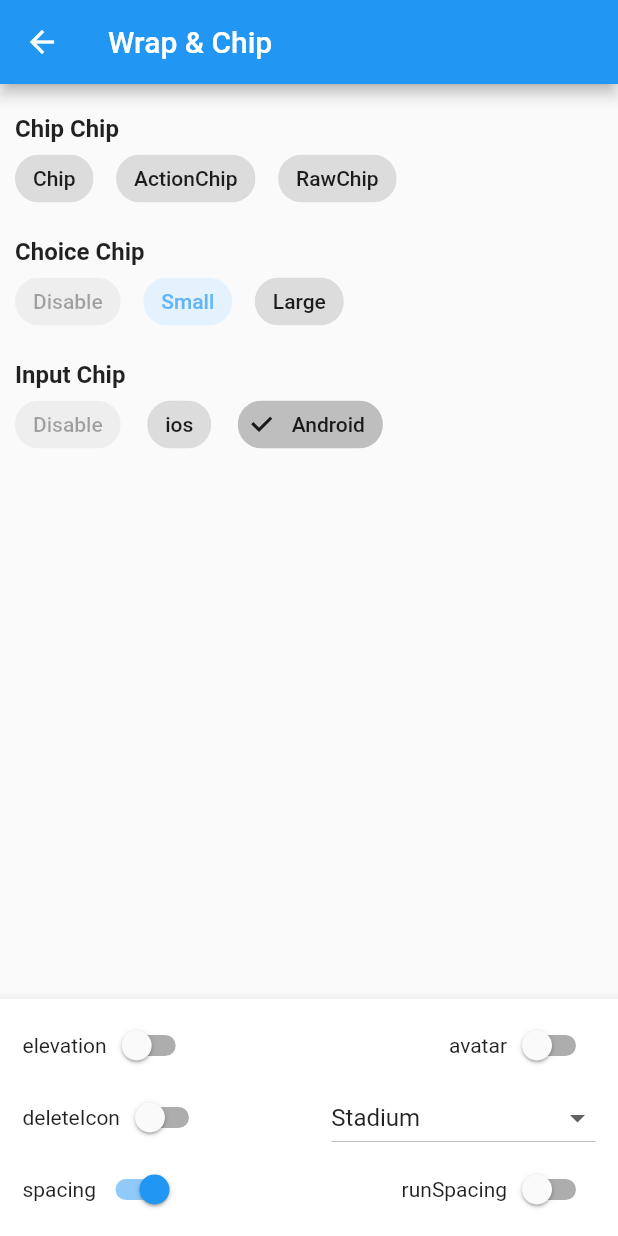
After one commit to callie-go/home-screen-listtitle, a Flutter app: the WrapAndChipView screen opened directly, on a phone screen of 412 x 824 dp. The commit adds this screen. Run offline on Flutter 3.47's test engine with Material 2 defaults, Android fonts, the phone set to English and light mode, and no system bars; our stand-ins replace equatable, flutter_bloc.

Commit message:
feature: wrap and chip

```diff
--- /dev/null
+++ b/lib/src/feature/wrap_chip/cubit/wrap_chip_cubit.dart
@@ -0,0 +1,41 @@
+import 'package:equatable/equatable.dart';
+import 'package:flutter/material.dart';
+import 'package:flutter_bloc/flutter_bloc.dart';
+
+part 'wrap_chip_state.dart';
+
+class WrapChipCubit extends Cubit<WrapChipState> {
+  WrapChipCubit() : super(const WrapChipState());
+
+  void onChangeSelectedChip({int type = 1, int? value}) {
+    emit(state.copyWith(
+      selectedChip: type == 1 ? value : null,
+      selectedChoiceChip: type == 2 ? value : null,
+      selectedInputChip: type == 3 ? value : null,
+    ));
+  }
+
+  void onChangeShowElevation(bool? value) {
+    emit(state.copyWith(elevation: value));
+  }
+
+  void onChangeShowAvatar(bool? value) {
+    emit(state.copyWith(avatar: value));
+  }
+
+  void onChangeShowDeleteIcon(bool? value) {
+    emit(state.copyWith(deleteIcon: value));
+  }
+
+  void onChangeShape(OutlinedBorder? value) {
+    emit(state.copyWith(shape: value));
+  }
+
+  void onChangeShowSpacing(bool? value) {
+    emit(state.copyWith(spacing: value));
+  }
+
+  void onChangeShowRunSpacing(bool? value) {
+    emit(state.copyWith(runSpacing: value));
+  }
+}
--- /dev/null
+++ b/lib/src/feature/wrap_chip/cubit/wrap_chip_state.dart
@@ -0,0 +1,63 @@
+// ignore_for_file: public_member_api_docs, sort_constructors_first
+part of 'wrap_chip_cubit.dart';
+
+class WrapChipState extends Equatable {
+  const WrapChipState({
+    this.selectedChip = -1,
+    this.selectedChoiceChip = 1,
+    this.selectedInputChip = 2,
+    this.elevation = false,
+    this.avatar = false,
+    this.deleteIcon = false,
+    this.shape = const StadiumBorder(),
+    this.spacing = true,
+    this.runSpacing = false,
+  });
+
+  final int selectedChip;
+  final int selectedChoiceChip;
+  final int selectedInputChip;
+  final bool elevation;
+  final bool avatar;
+  final bool deleteIcon;
+  final OutlinedBorder shape;
+  final bool spacing;
+  final bool runSpacing;
+
+  @override
+  List<Object> get props => [
+        selectedChip,
+        selectedChoiceChip,
+        selectedInputChip,
+        elevation,
+        avatar,
+        deleteIcon,
+        shape,
+        spacing,
+        runSpacing,
+      ];
+
+  WrapChipState copyWith({
+    int? selectedChip,
+    int? selectedChoiceChip,
+    int? selectedInputChip,
+    bool? elevation,
+    bool? avatar,
+    bool? deleteIcon,
+    OutlinedBorder? shape,
+    bool? spacing,
+    bool? runSpacing,
+  }) {
+    return WrapChipState(
+      selectedChip: selectedChip ?? this.selectedChip,
+      selectedChoiceChip: selectedChoiceChip ?? this.selectedChoiceChip,
+      selectedInputChip: selectedInputChip ?? this.selectedInputChip,
+      elevation: elevation ?? this.elevation,
+      avatar: avatar ?? this.avatar,
+      deleteIcon: deleteIcon ?? this.deleteIcon,
+      shape: shape ?? this.shape,
+      spacing: spacing ?? this.spacing,
+      runSpacing: runSpacing ?? this.runSpacing,
+    );
+  }
+}
--- /dev/null
+++ b/lib/src/feature/wrap_chip/views/wrap_chip_screen.dart
@@ -0,0 +1,16 @@
+import 'package:flutter/material.dart';
+import 'package:flutter_bloc/flutter_bloc.dart';
+import 'package:home_screen_listtile/src/feature/wrap_chip/cubit/wrap_chip_cubit.dart';
+import 'package:home_screen_listtile/src/feature/wrap_chip/views/wrap_chip_view.dart';
+
+class WrapAndChipScreen extends StatelessWidget {
+  const WrapAndChipScreen({super.key});
+
+  @override
+  Widget build(BuildContext context) {
+    return BlocProvider(
+      create: (context) => WrapChipCubit(),
+      child: const WrapAndChipView(),
+    );
+  }
+}
--- /dev/null
+++ b/lib/src/feature/wrap_chip/views/wrap_chip_view.dart
@@ -0,0 +1,18 @@
+import 'package:flutter/material.dart';
+import 'package:home_screen_listtile/src/feature/wrap_chip/widgets/main_screen_wrap_chip.dart';
+import 'package:home_screen_listtile/src/feature/wrap_chip/widgets/setting_bottom-appbar.dart';
+
+class WrapAndChipView extends StatelessWidget {
+  const WrapAndChipView({super.key});
+
+  @override
+  Widget build(BuildContext context) {
+    return Scaffold(
+      appBar: AppBar(title: const Text('Wrap & Chip')),
+      bottomNavigationBar: const BottomAppBar(
+        child: SettingBottomAppbar(),
+      ),
+      body: const MainScreenWrapChip(),
+    );
+  }
+}
--- /dev/null
+++ b/lib/src/feature/wrap_chip/widgets/main_screen_wrap_chip.dart
@@ -0,0 +1,203 @@
+import 'package:flutter/material.dart';
+import 'package:flutter_bloc/flutter_bloc.dart';
+import 'package:home_screen_listtile/src/feature/wrap_chip/cubit/wrap_chip_cubit.dart';
+
+class MainScreenWrapChip extends StatelessWidget {
+  const MainScreenWrapChip({super.key});
+
+  @override
+  Widget build(BuildContext context) {
+    return Padding(
+      padding: const EdgeInsets.symmetric(vertical: 20, horizontal: 10),
+      child: ListView(
+        children: [
+          buildTitle('Chip Chip'),
+          buildChipChipWrap(),
+          const SizedBox(height: 15),
+          buildTitle('Choice Chip'),
+          buildChoiceChipWrap(),
+          const SizedBox(height: 15),
+          buildTitle('Input Chip'),
+          buildInputChipWrap(),
+        ],
+      ),
+    );
+  }
+
+  double getElevation({bool hasElevation = false}) {
+    return hasElevation ? 5.0 : 0.0;
+  }
+
+  Color? getDisabledColor() {
+    return Colors.grey[200];
+  }
+
+  bool getBasicBuildWhen(WrapChipState previous, WrapChipState current) {
+    return previous.deleteIcon != current.deleteIcon ||
+        previous.avatar != current.avatar ||
+        previous.shape != current.shape ||
+        previous.elevation != current.elevation;
+  }
+
+  Widget buildTitle(String title) {
+    return Text(
+      title,
+      style: const TextStyle(
+        fontSize: 16,
+        fontWeight: FontWeight.bold,
+      ),
+    );
+  }
+
+  Widget? buildAvatar({bool show = true}) {
+    return show ? const Icon(Icons.person) : null;
+  }
+
+  Widget buildWrapper({required List<Widget> children}) {
+    return BlocBuilder<WrapChipCubit, WrapChipState>(
+      buildWhen: (previous, current) {
+        return previous.spacing != current.spacing ||
+            previous.runSpacing != current.runSpacing;
+      },
+      builder: (context, state) {
+        return Wrap(
+          spacing: state.spacing ? 15 : 0,
+          runSpacing: state.runSpacing ? 10 : 0,
+          children: children,
+        );
+      },
+    );
+  }
+
+  Widget buildChipChipWrap() {
+    Widget buildItem({required int index}) {
+      return BlocBuilder<WrapChipCubit, WrapChipState>(
+        buildWhen: getBasicBuildWhen,
+        builder: (context, state) {
+          final deleteFunction = state.deleteIcon ? () {} : null;
+          if (index == 0) {
+            return Chip(
+              elevation: getElevation(hasElevation: state.elevation),
+              label: const Text('Chip'),
+              avatar: buildAvatar(show: state.avatar),
+              shape: state.shape,
+              onDeleted: deleteFunction,
+            );
+          }
+
+          if (index == 1) {
+            return ActionChip(
+              elevation: getElevation(hasElevation: state.elevation),
+              label: const Text('ActionChip'),
+              avatar: buildAvatar(show: state.avatar),
+              shape: state.shape,
+              onPressed: () {},
+            );
+          }
+
+          return RawChip(
+            elevation: getElevation(hasElevation: state.elevation),
+            label: const Text('RawChip'),
+            avatar: buildAvatar(show: state.avatar),
+            shape: state.shape,
+            onDeleted: deleteFunction,
+          );
+        },
+      );
+    }
+
+    return buildWrapper(
+      children: List.generate(3, (index) => buildItem(index: index)),
+    );
+  }
+
+  Widget buildChoiceChipWrap() {
+    Widget buildChoiceChipItem({
+      required int index,
+      required String label,
+    }) {
+      return BlocBuilder<WrapChipCubit, WrapChipState>(
+        buildWhen: (previous, current) {
+          return getBasicBuildWhen(previous, current) ||
+              previous.selectedChoiceChip != current.selectedChoiceChip;
+        },
+        builder: (context, state) {
+          final selected = state.selectedChoiceChip == index;
+          return ChoiceChip(
+            elevation: getElevation(hasElevation: state.elevation),
+            label: Text(label),
+            labelStyle: TextStyle(color: selected ? Colors.blue[300] : null),
+            selectedColor: Colors.blue[50],
+            disabledColor: getDisabledColor(),
+            avatar: buildAvatar(show: state.avatar),
+            shape: state.shape,
+            selected: selected,
+            onSelected: label == 'Disable'
+                ? null
+                : (value) {
+                    context.read<WrapChipCubit>().onChangeSelectedChip(
+                          type: 2,
+                          value: index,
+                        );
+                  },
+          );
+        },
+      );
+    }
+
+    return buildWrapper(
+      children: List.generate(
+        3,
+        (index) => buildChoiceChipItem(
+          index: index,
+          label: index == 0 ? 'Disable' : (index == 1 ? 'Small' : 'Large'),
+        ),
+      ),
+    );
+  }
+
+  Widget buildInputChipWrap() {
+    Widget buildInputChipItem({
+      required int index,
+      required String label,
+    }) {
+      return BlocBuilder<WrapChipCubit, WrapChipState>(
+        buildWhen: (previous, current) {
+          return getBasicBuildWhen(previous, current) ||
+              previous.selectedInputChip != current.selectedInputChip;
+        },
+        builder: (context, state) {
+          final selected = state.selectedInputChip == index;
+          final deleteFunction = state.deleteIcon ? () {} : null;
+          return InputChip(
+            elevation: getElevation(hasElevation: state.elevation),
+            label: Text(label),
+            avatar: buildAvatar(show: state.avatar),
+            onDeleted: label == 'Disable' ? null : deleteFunction,
+            selected: selected,
+            shape: state.shape,
+            disabledColor: getDisabledColor(),
+            onSelected: label == 'Disable'
+                ? null
+                : (value) {
+                    context.read<WrapChipCubit>().onChangeSelectedChip(
+                          type: 3,
+                          value: index,
+                        );
+                  },
+          );
+        },
+      );
+    }
+
+    return buildWrapper(
+      children: List.generate(
+        3,
+        (index) => buildInputChipItem(
+          index: index,
+          label: index == 0 ? 'Disable' : (index == 1 ? 'ios' : 'Android'),
+        ),
+      ),
+    );
+  }
+}
--- /dev/null
+++ b/lib/src/feature/wrap_chip/widgets/setting_bottom-appbar.dart
@@ -0,0 +1,145 @@
+import 'package:flutter/material.dart';
+import 'package:flutter_bloc/flutter_bloc.dart';
+import 'package:home_screen_listtile/src/feature/wrap_chip/cubit/wrap_chip_cubit.dart';
+import 'package:home_screen_listtile/widgets/setting_row.dart';
+
+class SettingBottomAppbar extends StatelessWidget {
+  const SettingBottomAppbar({super.key});
+
+  @override
+  Widget build(BuildContext context) {
+    return Padding(
+      padding: const EdgeInsets.symmetric(vertical: 7, horizontal: 15),
+      child: Column(
+        mainAxisSize: MainAxisSize.min,
+        children: [
+          Row(
+            mainAxisAlignment: MainAxisAlignment.spaceBetween,
+            children: [
+              buildElevationSwitcher(),
+              buildAvatarSwitcher(),
+            ],
+          ),
+          Row(
+            mainAxisAlignment: MainAxisAlignment.spaceBetween,
+            children: [
+              buildDeleteIconSwitcher(),
+              buildShapeDropdown(),
+            ],
+          ),
+          Row(
+            mainAxisAlignment: MainAxisAlignment.spaceBetween,
+            children: [
+              buildSpacingSwitcher(),
+              buildRunSpacingSwitcher(),
+            ],
+          ),
+        ],
+      ),
+    );
+  }
+
+  Widget buildElevationSwitcher() {
+    return BlocBuilder<WrapChipCubit, WrapChipState>(
+      buildWhen: (previous, current) => previous.elevation != current.elevation,
+      builder: (context, state) {
+        return SettingRow(
+          settingType: SettingType.switcher,
+          title: 'elevation',
+          currentValue: state.elevation,
+          onChanged: (value) {
+            context.read<WrapChipCubit>().onChangeShowElevation(value);
+          },
+        );
+      },
+    );
+  }
+
+  Widget buildAvatarSwitcher() {
+    return BlocBuilder<WrapChipCubit, WrapChipState>(
+      buildWhen: (previous, current) => previous.avatar != current.avatar,
+      builder: (context, state) {
+        return SettingRow(
+          settingType: SettingType.switcher,
+          title: 'avatar',
+          currentValue: state.avatar,
+          onChanged: (value) {
+            context.read<WrapChipCubit>().onChangeShowAvatar(value);
+          },
+        );
+      },
+    );
+  }
+
+  Widget buildDeleteIconSwitcher() {
+    return BlocBuilder<WrapChipCubit, WrapChipState>(
+      buildWhen: (previous, current) =>
+          previous.deleteIcon != current.deleteIcon,
+      builder: (context, state) {
+        return SettingRow(
+          settingType: SettingType.switcher,
+          title: 'deleteIcon',
+          currentValue: state.deleteIcon,
+          onChanged: (value) {
+            context.read<WrapChipCubit>().onChangeShowDeleteIcon(value);
+          },
+        );
+      },
+    );
+  }
+
+  Widget buildShapeDropdown() {
+    return BlocBuilder<WrapChipCubit, WrapChipState>(
+      buildWhen: (previous, current) => previous.shape != current.shape,
+      builder: (context, state) {
+        return SettingRow<OutlinedBorder>(
+          settingType: SettingType.dropdown,
+          currentValue: state.shape,
+          valueList: const [
+            MapEntry('Circle', CircleBorder()),
+            MapEntry('RoundedRectangle', RoundedRectangleBorder()),
+            MapEntry('Stadium', StadiumBorder()),
+            MapEntry(' BeveledRectangle', BeveledRectangleBorder()),
+            MapEntry('ContinuousRectangle', ContinuousRectangleBorder()),
+          ],
+          onChanged: (value) {
+            context.read<WrapChipCubit>().onChangeShape(value);
+          },
+        );
+      },
+    );
+  }
+
+  Widget buildSpacingSwitcher() {
+    return BlocBuilder<WrapChipCubit, WrapChipState>(
+      buildWhen: (previous, current) => previous.spacing != current.spacing,
+      builder: (context, state) {
+        return SettingRow<bool>(
+          settingType: SettingType.switcher,
+          title: 'spacing',
+          currentValue: state.spacing,
+          onChanged: (value) {
+            context.read<WrapChipCubit>().onChangeShowSpacing(value);
+          },
+        );
+      },
+    );
+  }
+
+  Widget buildRunSpacingSwitcher() {
+    return BlocBuilder<WrapChipCubit, WrapChipState>(
+      buildWhen: (previous, current) =>
+          previous.runSpacing != current.runSpacing,
+      builder: (context, state) {
+        return SettingRow<bool>(
+          settingType: SettingType.switcher,
+          title: 'runSpacing',
+          currentValue: state.runSpacing,
+          onChanged: (value) {
+            context.read<WrapChipCubit>().onChangeShowRunSpacing(value);
+          },
+        );
+      },
+    );
+  }
+}
--- a/lib/src/router/router.dart
+++ b/lib/src/router/router.dart
@@ -1,5 +1,6 @@
 import 'package:flutter/material.dart';
 import 'package:home_screen_listtile/src/feature/home/view/home_screen.dart';
+import 'package:home_screen_listtile/src/feature/wrap_chip/views/wrap_chip_screen.dart';
 import 'package:home_screen_listtile/src/router/route_names.dart';
 
 class AppRouter {
@@ -9,6 +10,12 @@ class AppRouter {
         return MaterialPageRoute(
           builder: (context) {
             return const HomeScreen();
+          },
+        );
+      case RouterNames.wrapAndChip:
+        return MaterialPageRoute(
+          builder: (context) {
+            return const WrapAndChipScreen();
           },
         );
       default:
```
